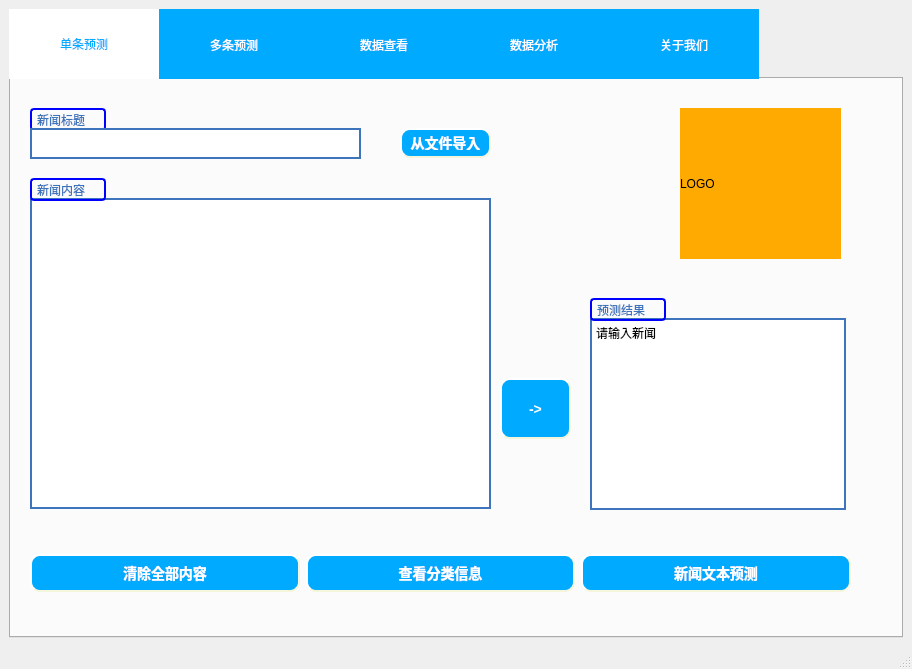
Above: ui/mainwindow.ui from dragonbra/Meows before the change. Below: the same form after it.
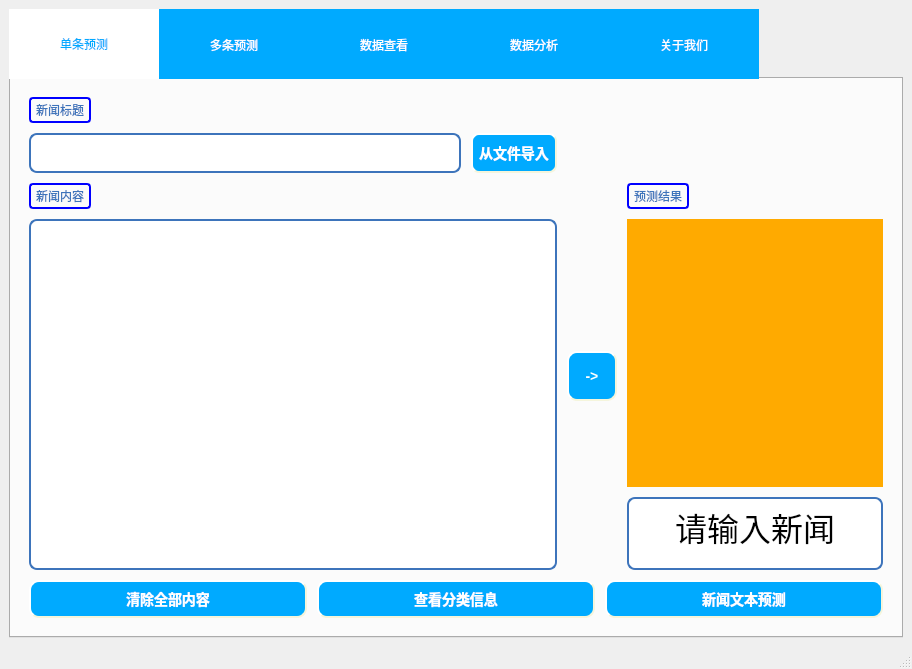
That is the form after the change. The open tabs and pages were chosen to show the change. Custom widgets are drawn as their Qt base class.

Patch:
```diff
--- a/ui/mainwindow.ui
+++ b/ui/mainwindow.ui
@@ -77,121 +77,21 @@
           <property name="styleSheet">
            <string notr="true"/>
           </property>
-          <widget class="QWidget" name="layoutWidget">
-           <property name="geometry">
-            <rect>
-             <x>10</x>
-             <y>440</y>
-             <width>821</width>
-             <height>91</height>
-            </rect>
-           </property>
-           <layout class="QHBoxLayout" name="horizontalLayout">
+          <layout class="QGridLayout" name="gridLayout_12">
+           <item row="0" column="0">
+            <layout class="QGridLayout" name="gridLayout_11" columnstretch="10,6">
+             <property name="spacing">
+              <number>10</number>
+             </property>
+             <item row="0" column="0">
+              <layout class="QVBoxLayout" name="verticalLayout_2">
             <item>
-             <widget class="QPushButton" name="clearButton">
-              <property name="styleSheet">
-               <string notr="true">QPushButton {
-	color:white;
-    background-color:rgb(0, 170, 255);
-    border-style: outset;
-    border-width: 2px;
-    border-radius: 10px;
-    border-color: beige;
-    font: bold 14px;
-	min-height:3em;
-    min-width: 10em;
-    padding: 6px;
-}
-QPushButton::pressed {
-    background-color: white;
-	color:rgb(0, 170, 255);
-    border-style: inset;
-}</string>
-              </property>
-              <property name="text">
-               <string>清除全部内容</string>
-              </property>
-             </widget>
-            </item>
+                <layout class="QHBoxLayout" name="horizontalLayout_5">
+                 <property name="spacing">
+                  <number>10</number>
+                 </property>
             <item>
-             <widget class="QPushButton" name="exitButton">
-              <property name="styleSheet">
-               <string notr="true">QPushButton {
-	color:white;
-    background-color:rgb(0, 170, 255);
-    border-style: outset;
-    border-width: 2px;
-    border-radius: 10px;
-    border-color: beige;
-    font: bold 14px;
-	min-height:3em;
-    min-width: 10em;
-    padding: 6px;
-}
-QPushButton::pressed {
-    background-color: white;
-	color:rgb(0, 170, 255);
-    border-style: inset;
-}</string>
-              </property>
-              <property name="text">
-               <string>查看分类信息</string>
-              </property>
-             </widget>
-            </item>
-            <item>
-             <widget class="QPushButton" name="predictButton">
-              <property name="styleSheet">
-               <string notr="true">QPushButton {
-	color:white;
-    background-color:rgb(0, 170, 255);
-    border-style: outset;
-    border-width: 2px;
-    border-radius: 10px;
-    border-color: beige;
-    font: bold 14px;
-	min-height:3em;
-    min-width: 10em;
-    padding: 6px;
-}
-QPushButton::pressed {
-    background-color: white;
-	color:rgb(0, 170, 255);
-    border-style: inset;
-}</string>
-              </property>
-              <property name="text">
-               <string>新闻文本预测</string>
-              </property>
-             </widget>
-            </item>
-           </layout>
-          </widget>
-          <widget class="QLabel" name="singleLogoLabel">
-           <property name="geometry">
-            <rect>
-             <x>660</x>
-             <y>20</y>
-             <width>161</width>
-             <height>151</height>
-            </rect>
-           </property>
-           <property name="styleSheet">
-            <string notr="true">background-color:rgb(255, 170, 0)</string>
-           </property>
-           <property name="text">
-            <string>LOGO</string>
-           </property>
-          </widget>
           <widget class="QLabel" name="label">
-           <property name="geometry">
-            <rect>
-             <x>10</x>
-             <y>20</y>
-             <width>76</width>
-             <height>23</height>
-            </rect>
-           </property>
            <property name="sizePolicy">
             <sizepolicy hsizetype="Preferred" vsizetype="Preferred">
              <horstretch>0</horstretch>
@@ -226,14 +126,54 @@
             <string>新闻标题</string>
            </property>
           </widget>
+                 </item>
+                 <item>
+                  <spacer name="horizontalSpacer_2">
+                   <property name="orientation">
+                    <enum>Qt::Horizontal</enum>
+                   </property>
+                   <property name="sizeHint" stdset="0">
+                    <size>
+                     <width>40</width>
+                     <height>20</height>
+                    </size>
+                   </property>
+                  </spacer>
+                 </item>
+                </layout>
+               </item>
+               <item>
+                <layout class="QHBoxLayout" name="horizontalLayout_6">
+                 <item>
+                  <widget class="QLineEdit" name="singleNewslineEdit">
+                   <property name="minimumSize">
+                    <size>
+                     <width>0</width>
+                     <height>40</height>
+                    </size>
+                   </property>
+                   <property name="styleSheet">
+                    <string notr="true">background-color: white;
+border-width: 2px;
+border-color: #3D74BB;
+border-style: solid;
+
+	font: 12pt &quot;微软雅黑&quot;;
+
+	border-top-right-radius: 8px;
+	border-top-left-radius: 8px;
+	border-bottom-left-radius: 8px;
+	border-bottom-right-radius: 8px;</string>
+                   </property>
+                  </widget>
+                 </item>
+                 <item>
           <widget class="QPushButton" name="singleFileButton">
-           <property name="geometry">
-            <rect>
-             <x>380</x>
-             <y>40</y>
-             <width>91</width>
-             <height>30</height>
-            </rect>
+                   <property name="maximumSize">
+                    <size>
+                     <width>100</width>
+                     <height>40</height>
+                    </size>
            </property>
            <property name="styleSheet">
             <string notr="true">QPushButton {
@@ -245,6 +185,11 @@
     border-color: beige;
     font: bold 14px;
     padding: 6px;
+
+	border-top-right-radius: 8px;
+	border-top-left-radius: 8px;
+	border-bottom-left-radius: 8px;
+	border-bottom-right-radius: 8px;
 }
 QPushButton::pressed {
     background-color: white;
@@ -256,95 +201,162 @@
             <string>从文件导入</string>
            </property>
           </widget>
-          <widget class="QLineEdit" name="singleNewslineEdit">
-           <property name="geometry">
-            <rect>
-             <x>10</x>
-             <y>40</y>
-             <width>331</width>
-             <height>31</height>
-            </rect>
-           </property>
+                 </item>
+                </layout>
+               </item>
+              </layout>
+             </item>
+             <item row="1" column="0">
+              <layout class="QVBoxLayout" name="verticalLayout_4">
+               <item>
+                <layout class="QHBoxLayout" name="horizontalLayout_7">
+                 <item>
+                  <widget class="QLabel" name="label_2">
            <property name="styleSheet">
-            <string notr="true">background-color: white;
-border-width: 2px;
-border-color: #3D74BB;
-border-style: solid;</string>
-           </property>
-          </widget>
+                    <string notr="true">QLabel{
+	color:#3D74BB;
+	border: 2px solid blue;
+    border-radius: 4px;
+    padding: 2px;
+
+}</string>
+                   </property>
+                   <property name="text">
+                    <string>新闻内容</string>
+                   </property>
+                  </widget>
+                 </item>
+                 <item>
+                  <spacer name="horizontalSpacer_4">
+                   <property name="orientation">
+                    <enum>Qt::Horizontal</enum>
+                   </property>
+                   <property name="sizeHint" stdset="0">
+                    <size>
+                     <width>40</width>
+                     <height>20</height>
+                    </size>
+                   </property>
+                  </spacer>
+                 </item>
+                </layout>
+               </item>
+               <item>
           <widget class="QTextEdit" name="singleNewsPaperEdit">
-           <property name="geometry">
-            <rect>
-             <x>10</x>
-             <y>110</y>
-             <width>461</width>
-             <height>311</height>
-            </rect>
-           </property>
            <property name="styleSheet">
             <string notr="true">QTextEdit {
 	background-color: white;
 	border-width: 2px;
 	border-color: #3D74BB;
 	border-style: solid;
+	border-top-right-radius: 8px;
+	border-top-left-radius: 8px;
+	border-bottom-left-radius: 8px;
+	border-bottom-right-radius: 8px;
+
+	font: 12pt &quot;微软雅黑&quot;;
 }</string>
            </property>
            <property name="lineWrapMode">
             <enum>QTextEdit::WidgetWidth</enum>
            </property>
           </widget>
-          <widget class="QLabel" name="label_2">
-           <property name="geometry">
-            <rect>
-             <x>10</x>
-             <y>90</y>
-             <width>76</width>
-             <height>23</height>
-            </rect>
-           </property>
+               </item>
+              </layout>
+             </item>
+             <item row="2" column="0" colspan="2">
+              <layout class="QHBoxLayout" name="horizontalLayout">
+               <item>
+                <widget class="QPushButton" name="clearButton">
            <property name="styleSheet">
-            <string notr="true">QLabel{
-	color:#3D74BB;
-	border: 2px solid blue;
-    border-radius: 4px;
-    padding: 2px;
+                  <string notr="true">QPushButton {
+	color:white;
+    background-color:rgb(0, 170, 255);
+    border-style: outset;
+    border-width: 2px;
+    border-radius: 10px;
+    border-color: beige;
+    font: bold 14px;
+	min-height:3em;
+    min-width: 10em;
+    padding: 6px;
+}
+QPushButton::pressed {
+    background-color: white;
+	color:rgb(0, 170, 255);
+    border-style: inset;
 }</string>
            </property>
            <property name="text">
-            <string>新闻内容</string>
-           </property>
-          </widget>
-          <widget class="QTextBrowser" name="singleResultBroswer">
-           <property name="geometry">
-            <rect>
-             <x>570</x>
-             <y>230</y>
-             <width>256</width>
-             <height>192</height>
-            </rect>
-           </property>
+                  <string>清除全部内容</string>
+                 </property>
+                </widget>
+               </item>
+               <item>
+                <widget class="QPushButton" name="exitButton">
+                 <property name="styleSheet">
+                  <string notr="true">QPushButton {
+	color:white;
+    background-color:rgb(0, 170, 255);
+    border-style: outset;
+    border-width: 2px;
+    border-radius: 10px;
+    border-color: beige;
+    font: bold 14px;
+	min-height:3em;
+    min-width: 10em;
+    padding: 6px;
+}
+QPushButton::pressed {
+    background-color: white;
+	color:rgb(0, 170, 255);
+    border-style: inset;
+}</string>
+                 </property>
+                 <property name="text">
+                  <string>查看分类信息</string>
+                 </property>
+                </widget>
+               </item>
+               <item>
+                <widget class="QPushButton" name="predictButton">
            <property name="styleSheet">
-            <string notr="true">background-color: white;
-border-width: 2px;
-border-color: #3D74BB;
-border-style: solid;</string>
-           </property>
-           <property name="html">
-            <string>&lt;!DOCTYPE HTML PUBLIC &quot;-//W3C//DTD HTML 4.0//EN&quot; &quot;http://www.w3.org/TR/REC-html40/strict.dtd&quot;&gt;
-&lt;html&gt;&lt;head&gt;&lt;meta name=&quot;qrichtext&quot; content=&quot;1&quot; /&gt;&lt;style type=&quot;text/css&quot;&gt;
-p, li { white-space: pre-wrap; }
-&lt;/style&gt;&lt;/head&gt;&lt;body style=&quot; font-family:'SimSun'; font-size:9pt; font-weight:400; font-style:normal;&quot;&gt;
-&lt;p style=&quot; margin-top:0px; margin-bottom:0px; margin-left:0px; margin-right:0px; -qt-block-indent:0; text-indent:0px;&quot;&gt;请输入新闻&lt;/p&gt;&lt;/body&gt;&lt;/html&gt;</string>
-           </property>
-          </widget>
+                  <string notr="true">QPushButton {
+	color:white;
+    background-color:rgb(0, 170, 255);
+    border-style: outset;
+    border-width: 2px;
+    border-radius: 10px;
+    border-color: beige;
+    font: bold 14px;
+	min-height:3em;
+    min-width: 10em;
+    padding: 6px;
+}
+QPushButton::pressed {
+    background-color: white;
+	color:rgb(0, 170, 255);
+    border-style: inset;
+}</string>
+                 </property>
+                 <property name="text">
+                  <string>新闻文本预测</string>
+                 </property>
+                </widget>
+               </item>
+              </layout>
+             </item>
+             <item row="1" column="1">
+              <layout class="QVBoxLayout" name="verticalLayout_6" stretch="10">
+               <item>
+                <layout class="QHBoxLayout" name="horizontalLayout_9" stretch="10,0">
+                 <item>
           <widget class="QPushButton" name="predictButton2">
-           <property name="geometry">
-            <rect>
-             <x>480</x>
-             <y>290</y>
-             <width>71</width>
-             <height>61</height>
-            </rect>
+                   <property name="maximumSize">
+                    <size>
+                     <width>50</width>
+                     <height>50</height>
+                    </size>
            </property>
            <property name="styleSheet">
             <string notr="true">QPushButton {
@@ -367,14 +379,18 @@
             <string>-&gt;</string>
            </property>
           </widget>
+                 </item>
+                 <item>
+                  <layout class="QVBoxLayout" name="verticalLayout_5">
+                   <item>
+                    <layout class="QHBoxLayout" name="horizontalLayout_8">
+                     <item>
           <widget class="QLabel" name="label_5">
-           <property name="geometry">
-            <rect>
-             <x>570</x>
-             <y>210</y>
-             <width>76</width>
-             <height>23</height>
-            </rect>
+                       <property name="sizePolicy">
+                        <sizepolicy hsizetype="Preferred" vsizetype="Fixed">
+                         <horstretch>0</horstretch>
+                         <verstretch>0</verstretch>
+                        </sizepolicy>
            </property>
            <property name="styleSheet">
             <string notr="true">QLabel{
@@ -388,6 +404,87 @@
             <string>预测结果</string>
            </property>
           </widget>
+                     </item>
+                     <item>
+                      <spacer name="horizontalSpacer_5">
+                       <property name="orientation">
+                        <enum>Qt::Horizontal</enum>
+                       </property>
+                       <property name="sizeHint" stdset="0">
+                        <size>
+                         <width>40</width>
+                         <height>20</height>
+                        </size>
+                       </property>
+                      </spacer>
+                     </item>
+                    </layout>
+                   </item>
+                   <item>
+                    <widget class="QLabel" name="label_3">
+                     <property name="minimumSize">
+                      <size>
+                       <width>256</width>
+                       <height>256</height>
+                      </size>
+                     </property>
+                     <property name="styleSheet">
+                      <string notr="true">background-color: rgb(255, 170, 0)</string>
+                     </property>
+                     <property name="text">
+                      <string/>
+                     </property>
+                    </widget>
+                   </item>
+                   <item>
+                    <widget class="QTextBrowser" name="singleResultBroswer">
+                     <property name="sizePolicy">
+                      <sizepolicy hsizetype="Expanding" vsizetype="Fixed">
+                       <horstretch>0</horstretch>
+                       <verstretch>0</verstretch>
+                      </sizepolicy>
+                     </property>
+                     <property name="minimumSize">
+                      <size>
+                       <width>256</width>
+                       <height>73</height>
+                      </size>
+                     </property>
+                     <property name="maximumSize">
+                      <size>
+                       <width>16777210</width>
+                       <height>73</height>
+                      </size>
+                     </property>
+                     <property name="styleSheet">
+                      <string notr="true">background-color: white;
+border-width: 2px;
+border-color: #3D74BB;
+border-style: solid;
+font: 25 24pt &quot;微软雅黑 Light&quot;;
+	border-top-right-radius: 8px;
+	border-top-left-radius: 8px;
+	border-bottom-left-radius: 8px;
+	border-bottom-right-radius: 8px;</string>
+                     </property>
+                     <property name="html">
+                      <string>&lt;!DOCTYPE HTML PUBLIC &quot;-//W3C//DTD HTML 4.0//EN&quot; &quot;http://www.w3.org/TR/REC-html40/strict.dtd&quot;&gt;
+&lt;html&gt;&lt;head&gt;&lt;meta name=&quot;qrichtext&quot; content=&quot;1&quot; /&gt;&lt;style type=&quot;text/css&quot;&gt;
+p, li { white-space: pre-wrap; }
+&lt;/style&gt;&lt;/head&gt;&lt;body style=&quot; font-family:'微软雅黑 Light'; font-size:24pt; font-weight:24; font-style:normal;&quot;&gt;
+&lt;p align=&quot;center&quot; style=&quot; margin-top:0px; margin-bottom:0px; margin-left:0px; margin-right:0px; -qt-block-indent:0; text-indent:0px;&quot;&gt;请输入新闻&lt;/p&gt;&lt;/body&gt;&lt;/html&gt;</string>
+                     </property>
+                    </widget>
+                   </item>
+                  </layout>
+                 </item>
+                </layout>
+               </item>
+              </layout>
+             </item>
+            </layout>
+           </item>
+          </layout>
          </widget>
         </item>
        </layout>
```
Left out of the diff: 136 changed lines with no effect on the pictures. Lines whose indentation alone changed are shown as unchanged.
